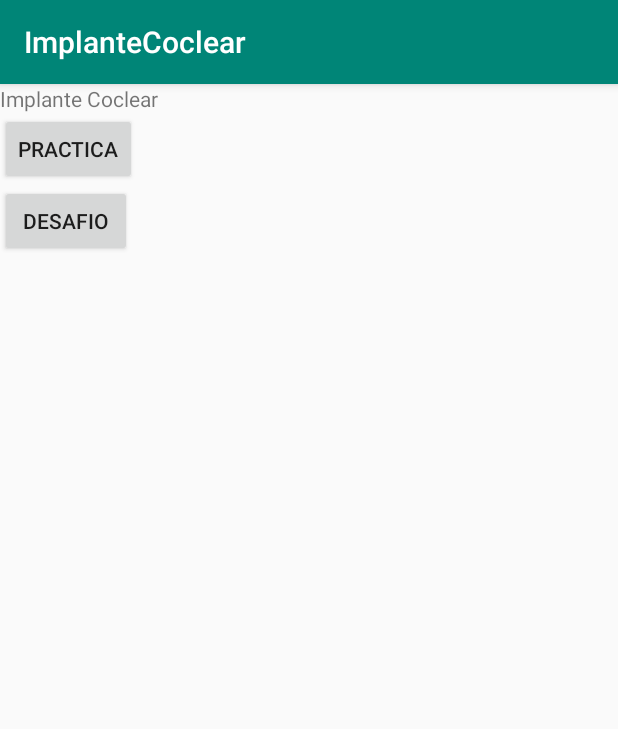
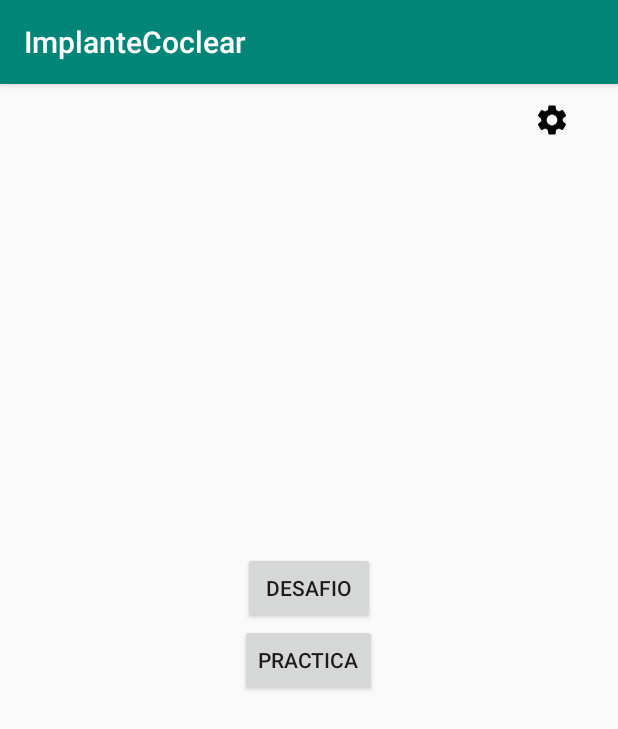
Before and after one commit to NitroSkate/ProyectoMoviles, an Android app: the screen it shows after launch (MainActivity), after a tap on "SELECCIONAR MODO", on a phone screen of 412 x 824 dp. Shown: the top 729 px of the screen. Run offline under Robolectric (Android 15) with nearby library versions, the phone set to English and light mode, and no system bars.

Commit message:
Cambios en la UI

```diff
--- a/app/src/main/java/com/example/implantecoclear/fragmentos/ModoFragment.kt
+++ b/app/src/main/java/com/example/implantecoclear/fragmentos/ModoFragment.kt
@@ -52,7 +52,7 @@ class ModoFragment : Fragment() {
         if (context is OnFragmentInteractionListener) {
             listener = context
         } else {
-            throw RuntimeException(context.toString() + " must implement OnFragmentInteractionListener")
+            throw RuntimeException(context.toString() + " must implement OnFragmentInteractionListener") as Throwable
         }
     }
 
--- /dev/null
+++ b/app/src/main/res/drawable/ic_settings_black_24dp.xml
@@ -0,0 +1,9 @@
+<vector xmlns:android="http://schemas.android.com/apk/res/android"
+        android:width="24dp"
+        android:height="24dp"
+        android:viewportWidth="24"
+        android:viewportHeight="24">
+    <path
+        android:fillColor="#FF000000"
+        android:pathData="M19.1,12.9a2.8,2.8 0,0 0,0.1 -0.9,2.8 2.8,0 0,0 -0.1,-0.9l2.1,-1.6a0.7,0.7 0,0 0,0.1 -0.6L19.4,5.5a0.7,0.7 0,0 0,-0.6 -0.2l-2.4,1a6.5,6.5 0,0 0,-1.6 -0.9l-0.4,-2.6a0.5,0.5 0,0 0,-0.5 -0.4H10.1a0.5,0.5 0,0 0,-0.5 0.4L9.3,5.4a5.6,5.6 0,0 0,-1.7 0.9l-2.4,-1a0.4,0.4 0,0 0,-0.5 0.2l-2,3.4c-0.1,0.2 0,0.4 0.2,0.6l2,1.6a2.8,2.8 0,0 0,-0.1 0.9,2.8 2.8,0 0,0 0.1,0.9L2.8,14.5a0.7,0.7 0,0 0,-0.1 0.6l1.9,3.4a0.7,0.7 0,0 0,0.6 0.2l2.4,-1a6.5,6.5 0,0 0,1.6 0.9l0.4,2.6a0.5,0.5 0,0 0,0.5 0.4h3.8a0.5,0.5 0,0 0,0.5 -0.4l0.3,-2.6a5.6,5.6 0,0 0,1.7 -0.9l2.4,1a0.4,0.4 0,0 0,0.5 -0.2l2,-3.4c0.1,-0.2 0,-0.4 -0.2,-0.6ZM12,15.6A3.6,3.6 0,1 1,15.6 12,3.6 3.6,0 0,1 12,15.6Z"/>
+</vector>
--- a/app/src/main/res/layout/fragment_modo.xml
+++ b/app/src/main/res/layout/fragment_modo.xml
@@ -1,17 +1,35 @@
 <?xml version="1.0" encoding="utf-8"?>
-<LinearLayout xmlns:android="http://schemas.android.com/apk/res/android"
-             xmlns:tools="http://schemas.android.com/tools"
-             android:layout_width="match_parent"
-              android:orientation="vertical"
-             android:layout_height="match_parent"
-             tools:context=".fragmentos.modo">
+<RelativeLayout
+xmlns:tools="http://schemas.android.com/tools"
+xmlns:android="http://schemas.android.com/apk/res/android"
+android:layout_width="match_parent"
+android:layout_height="match_parent"
+>
 
-    <!-- TODO: Update blank fragment layout -->
-    <TextView
-            android:layout_width="wrap_content"
-            android:layout_height="wrap_content"
-            android:text="Implante Coclear"/>
-    <Button android:id="@+id/practica" android:layout_width="wrap_content" android:layout_height="wrap_content" android:text="practica"/>
-    <Button android:id="@+id/desafio" android:layout_width="wrap_content" android:layout_height="wrap_content" android:text="desafio"/>
 
-</LinearLayout>
+    <ImageButton
+        style="@style/Base.Widget.AppCompat.Button.Borderless"
+        android:layout_width="wrap_content"
+        android:layout_height="wrap_content"
+        android:layout_alignParentRight="true"
+        android:src="@drawable/ic_settings_black_24dp" />
+
+
+    <Button
+        android:layout_centerVertical="true"
+        android:layout_centerHorizontal="true"
+        android:id="@+id/practica"
+        android:layout_width="wrap_content"
+        android:layout_height="wrap_content"
+        android:text="practica"/>
+
+    <Button
+        android:layout_centerVertical="true"
+        android:layout_centerHorizontal="true"
+        android:layout_above="@id/practica"
+        android:id="@+id/desafio"
+        android:layout_width="wrap_content"
+        android:layout_height="wrap_content"
+        android:text="desafio"/>
+
+</RelativeLayout>
```
Also changed, not shown: app/src/main/res/layout/activity_exercise.xml (+8 -1 lines), app/src/main/res/layout/fragment_menu.xml (+15 -12 lines).
